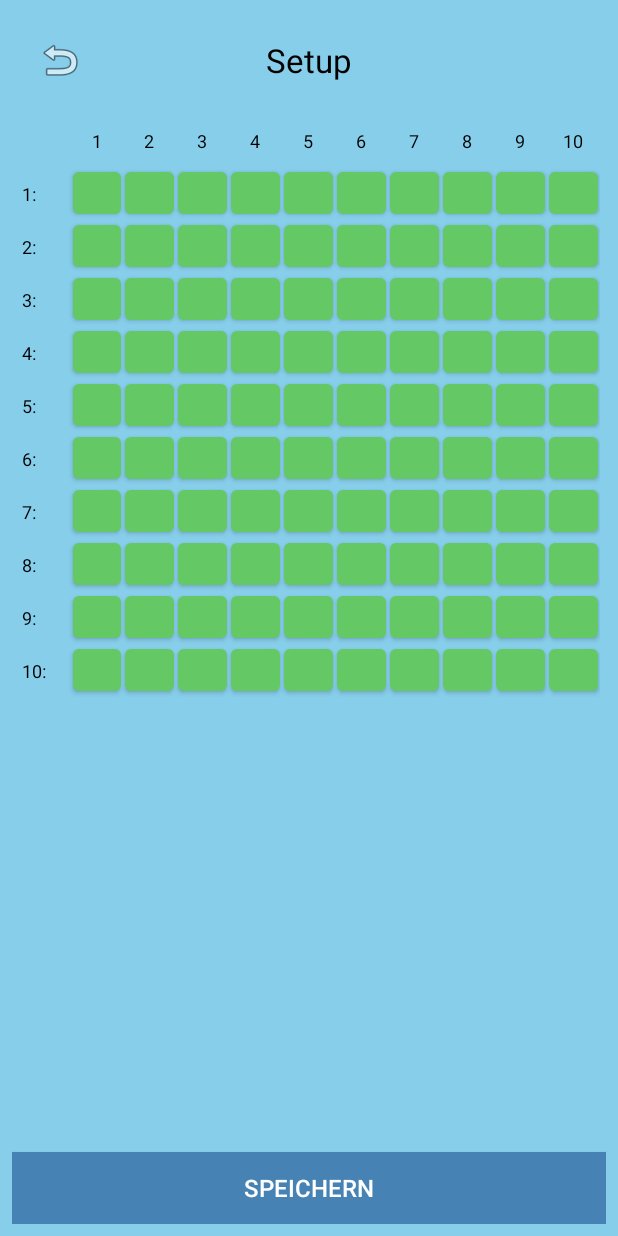
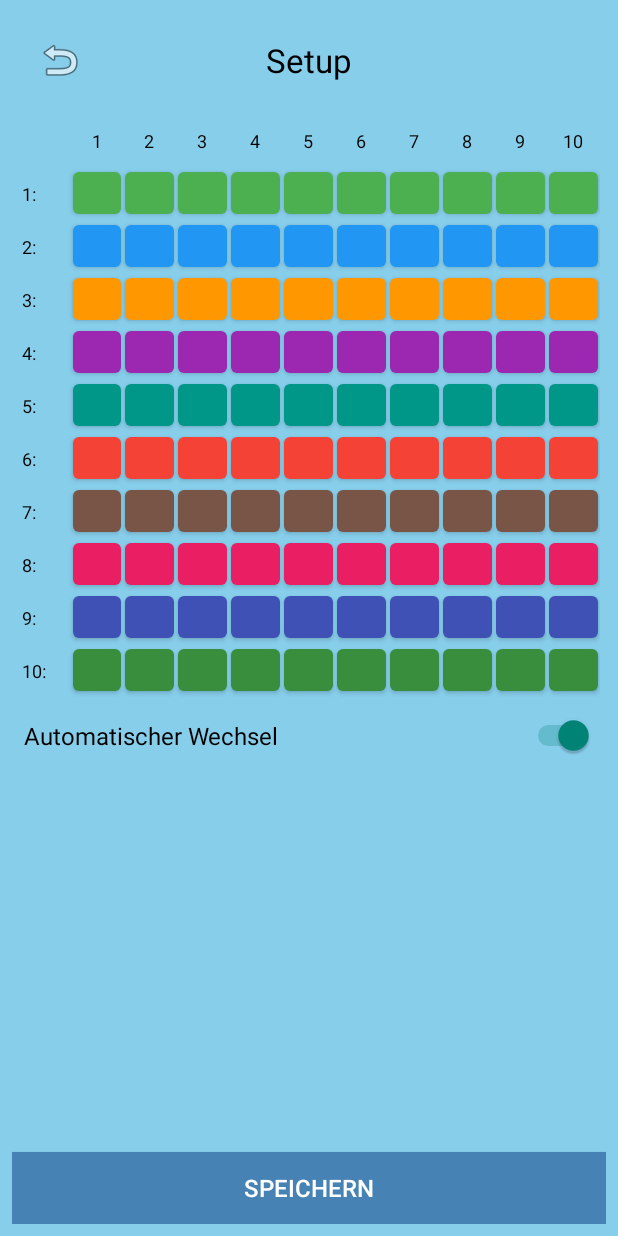
Before and after one commit to kg7783/AI-Coding, an Android app: the screen it shows after launch (SetupActivity), after a tap on "KONFIGURATION", on a phone screen of 412 x 824 dp. Run offline under Robolectric (Android 15) with nearby library versions, the light colour scheme and no system bars; 2 other taps on this screen came first.

Commit message:
Android: Different colors for each Row in KONFIGURATION, added automatic switching between multi and diviision, border around  active eline

```diff
--- a/EinMalEinsTrainer-Android/app/src/main/java/de/einmaleins/trainer/ConfigManager.java
+++ b/EinMalEinsTrainer-Android/app/src/main/java/de/einmaleins/trainer/ConfigManager.java
@@ -9,6 +9,7 @@ public class ConfigManager {
     private static final String PREFS_NAME = "EinMalEinsConfig";
     private static final String KEY_BASE_NUMBERS = "baseNumbers";
     private static final String KEY_MULTIPLIERS = "multipliers";
+    private static final String KEY_AUTO_SWITCH_MODE = "autoSwitchMode";
     private static final String KEY_CUSTOM_START_DATE_STATS = "custom_start_date_stats";
     private static final String KEY_CUSTOM_END_DATE_STATS = "custom_end_date_stats";
     private static final String KEY_CUSTOM_START_DATE_SERIES = "custom_start_date_series";
@@ -45,6 +46,7 @@ public class ConfigManager {
             editor.putString(KEY_MULTIPLIERS + i, multBuilder.toString());
         }
 
+        editor.putBoolean(KEY_AUTO_SWITCH_MODE, config.autoSwitchMode);
         editor.apply();
     }
 
@@ -78,6 +80,8 @@ public class ConfigManager {
                 }
             }
         }
+
+        config.autoSwitchMode = prefs.getBoolean(KEY_AUTO_SWITCH_MODE, true);
 
         if (config.baseNumbers.isEmpty()) {
             for (int i = 1; i <= 10; i++) {
--- a/EinMalEinsTrainer-Android/app/src/main/java/de/einmaleins/trainer/EinmaleinsConfig.java
+++ b/EinMalEinsTrainer-Android/app/src/main/java/de/einmaleins/trainer/EinmaleinsConfig.java
@@ -6,6 +6,7 @@ import java.util.Set;
 public class EinmaleinsConfig {
     public Set<Integer> baseNumbers;
     public HashSet<Integer>[] multipliers;
+    public boolean autoSwitchMode = true;
 
     @SuppressWarnings("unchecked")
     public EinmaleinsConfig() {
@@ -22,6 +23,7 @@ public class EinmaleinsConfig {
         for (int i = 1; i <= 10; i++) {
             copy.multipliers[i].addAll(this.multipliers[i]);
         }
+        copy.autoSwitchMode = this.autoSwitchMode;
         return copy;
     }
 }
--- a/EinMalEinsTrainer-Android/app/src/main/java/de/einmaleins/trainer/MainActivity.java
+++ b/EinMalEinsTrainer-Android/app/src/main/java/de/einmaleins/trainer/MainActivity.java
@@ -179,6 +179,19 @@ public class MainActivity extends AppCompatActivity {
             updateStats();
             saveCurrentProgress();
 
+            boolean autoSwitch = trainer.getConfig().autoSwitchMode;
+            if (autoSwitch) {
+                if (problemView == problemView1) {
+                    activeProblem = problemView2;
+                    problemView1.setActive(false);
+                    problemView2.setActive(true);
+                } else {
+                    activeProblem = problemView1;
+                    problemView1.setActive(true);
+                    problemView2.setActive(false);
+                }
+            }
+
             handler.postDelayed(() -> {
                 problemView.cancelTimer();
                 problemView.setProblem(isDivision ?
@@ -224,5 +237,11 @@ public class MainActivity extends AppCompatActivity {
         EinmaleinsConfig config = configManager.loadConfig();
         trainer.setConfig(config);
         updateStats();
+
+        if (config.autoSwitchMode) {
+            activeProblem = problemView1;
+            problemView1.setActive(true);
+            problemView2.setActive(false);
+        }
     }
 }
--- a/EinMalEinsTrainer-Android/app/src/main/java/de/einmaleins/trainer/ProblemView.java
+++ b/EinMalEinsTrainer-Android/app/src/main/java/de/einmaleins/trainer/ProblemView.java
@@ -22,6 +22,7 @@ public class ProblemView extends View {
     private Paint operatorPaint;
     private Paint inputBgPaint;
     private Paint borderPaint;
+    private Paint activeBorderPaint;
     private Paint checkPaint;
     private Paint xPaint;
 
@@ -30,6 +31,7 @@ public class ProblemView extends View {
     private boolean isActive = false;
     private float scale = 1.0f;
     private int bgColor = 0xFFFFFFFF;
+    private int activeBgColor = 0xFFF0F8FF;
 
     private int correctColor = 0xFF228B22;
     private int wrongColor = 0xFFDC143C;
@@ -101,6 +103,11 @@ public class ProblemView extends View {
         borderPaint.setColor(0xFF6464C8);
         borderPaint.setStyle(Paint.Style.STROKE);
         borderPaint.setStrokeWidth(4);
+
+        activeBorderPaint = new Paint(Paint.ANTI_ALIAS_FLAG);
+        activeBorderPaint.setColor(0xFF0066CC);
+        activeBorderPaint.setStyle(Paint.Style.STROKE);
+        activeBorderPaint.setStrokeWidth(8);
 
         checkPaint = new Paint(Paint.ANTI_ALIAS_FLAG);
         checkPaint.setColor(0xFF228B22);
@@ -357,10 +364,11 @@ public class ProblemView extends View {
         canvas.scale(scale, scale, cx, cy);
 
         RectF rect = new RectF(0, 0, width, height);
+        bgPaint.setColor(isActive ? activeBgColor : bgColor);
         canvas.drawRoundRect(rect, 16, 16, bgPaint);
 
         if (isActive) {
-            canvas.drawRoundRect(rect, 16, 16, borderPaint);
+            canvas.drawRoundRect(rect, 16, 16, activeBorderPaint);
         }
 
         if (problem == null) {
@@ -397,8 +405,8 @@ public class ProblemView extends View {
         canvas.drawRoundRect(inputRect, 8, 8, inputBgPaint);
 
         if (isActive) {
-            borderPaint.setStrokeWidth(3);
-            canvas.drawRoundRect(inputRect, 8, 8, borderPaint);
+            activeBorderPaint.setStrokeWidth(5);
+            canvas.drawRoundRect(inputRect, 8, 8, activeBorderPaint);
         }
 
         canvas.drawText(answer, xAns, centerY, textPaint);
--- a/EinMalEinsTrainer-Android/app/src/main/java/de/einmaleins/trainer/SetupActivity.java
+++ b/EinMalEinsTrainer-Android/app/src/main/java/de/einmaleins/trainer/SetupActivity.java
@@ -8,6 +8,7 @@ import android.view.Gravity;
 import android.view.View;
 import android.widget.Button;
 import android.widget.ImageButton;
+import android.widget.Switch;
 import android.widget.TableLayout;
 import android.widget.TableRow;
 import android.widget.TextView;
@@ -22,6 +23,7 @@ public class SetupActivity extends AppCompatActivity {
 
     private TableLayout tableLayout;
     private Button btnSave;
+    private Switch switchAutoSwitch;
 
     private boolean[][] multipliersSelected = new boolean[10][10];
 
@@ -36,11 +38,14 @@ public class SetupActivity extends AppCompatActivity {
         ImageButton btnBack = findViewById(R.id.btnBack);
         tableLayout = findViewById(R.id.tableLayout);
         btnSave = findViewById(R.id.btnSave);
+        switchAutoSwitch = findViewById(R.id.switchAutoSwitch);
 
         btnBack.setOnClickListener(v -> finish());
 
         loadConfigToArrays();
         buildTable();
+
+        switchAutoSwitch.setChecked(workingConfig.autoSwitchMode);
 
         btnSave.setOnClickListener(v -> saveConfig());
     }
@@ -125,7 +130,7 @@ public class SetupActivity extends AppCompatActivity {
         btn.setAllCaps(false);
         btn.setPadding(0, 0, 0, 0);
 
-        updateButtonStyle(btn, multipliersSelected[row][col]);
+        updateButtonStyle(btn, multipliersSelected[row][col], row);
 
         final int buttonSize = dpToPx(28);
         TableRow.LayoutParams params = new TableRow.LayoutParams(0, buttonSize);
@@ -135,15 +140,21 @@ public class SetupActivity extends AppCompatActivity {
 
         btn.setOnClickListener(v -> {
             multipliersSelected[row][col] = !multipliersSelected[row][col];
-            updateButtonStyle(btn, multipliersSelected[row][col]);
+            updateButtonStyle(btn, multipliersSelected[row][col], row);
         });
 
         return btn;
     }
 
-    private void updateButtonStyle(Button btn, boolean selected) {
+    private void updateButtonStyle(Button btn, boolean selected, int row) {
+        int[] rowColors = {
+            R.color.row1_color, R.color.row2_color, R.color.row3_color, R.color.row4_color,
+            R.color.row5_color, R.color.row6_color, R.color.row7_color, R.color.row8_color,
+            R.color.row9_color, R.color.row10_color
+        };
+
         int bgColor = selected ?
-            ContextCompat.getColor(this, R.color.selected_color) :
+            ContextCompat.getColor(this, rowColors[row]) :
             ContextCompat.getColor(this, R.color.unselected_color);
         int textColor = selected ? Color.WHITE : Color.DKGRAY;
 
@@ -177,6 +188,8 @@ public class SetupActivity extends AppCompatActivity {
             return;
         }
 
+        config.autoSwitchMode = switchAutoSwitch.isChecked();
+
         configManager.saveConfig(config);
         Toast.makeText(this, "Gespeichert!", Toast.LENGTH_SHORT).show();
         finish();
--- a/EinMalEinsTrainer-Android/app/src/main/res/layout/activity_setup.xml
+++ b/EinMalEinsTrainer-Android/app/src/main/res/layout/activity_setup.xml
@@ -42,13 +42,42 @@
         android:layout_weight="1"
         android:fillViewport="true">
 
-        <TableLayout
-            android:id="@+id/tableLayout"
+        <LinearLayout
             android:layout_width="match_parent"
             android:layout_height="wrap_content"
-            android:padding="4dp"
-            android:stretchColumns="1,2,3,4,5,6,7,8,9,10"
-            android:shrinkColumns="0" />
+            android:orientation="vertical">
+
+            <TableLayout
+                android:id="@+id/tableLayout"
+                android:layout_width="match_parent"
+                android:layout_height="wrap_content"
+                android:padding="4dp"
+                android:stretchColumns="1,2,3,4,5,6,7,8,9,10"
+                android:shrinkColumns="0" />
+
+            <LinearLayout
+                android:layout_width="match_parent"
+                android:layout_height="wrap_content"
+                android:orientation="horizontal"
+                android:gravity="center_vertical"
+                android:padding="8dp">
+
+                <TextView
+                    android:layout_width="0dp"
+                    android:layout_height="wrap_content"
+                    android:layout_weight="1"
+                    android:text="Automatischer Wechsel"
+                    android:textSize="16sp"
+                    android:textColor="#000000" />
+
+                <Switch
+                    android:id="@+id/switchAutoSwitch"
+                    android:layout_width="wrap_content"
+                    android:layout_height="wrap_content" />
+
+            </LinearLayout>
+
+        </LinearLayout>
 
     </ScrollView>
 
--- a/EinMalEinsTrainer-Android/app/src/main/res/values/colors.xml
+++ b/EinMalEinsTrainer-Android/app/src/main/res/values/colors.xml
@@ -8,6 +8,16 @@
     <color name="wrong_color">#DC143C</color>
     <color name="input_bg_color">#E6E6FA</color>
     <color name="selected_color">#64C864</color>
+    <color name="row1_color">#4CAF50</color>
+    <color name="row2_color">#2196F3</color>
+    <color name="row3_color">#FF9800</color>
+    <color name="row4_color">#9C27B0</color>
+    <color name="row5_color">#009688</color>
+    <color name="row6_color">#F44336</color>
+    <color name="row7_color">#795548</color>
+    <color name="row8_color">#E91E63</color>
+    <color name="row9_color">#3F51B5</color>
+    <color name="row10_color">#388E3C</color>
     <color name="unselected_color">#C8C8C8</color>
     <color name="button_color">#4682B4</color>
     <color name="numpad_button_color">#F0F0FA</color>
```
